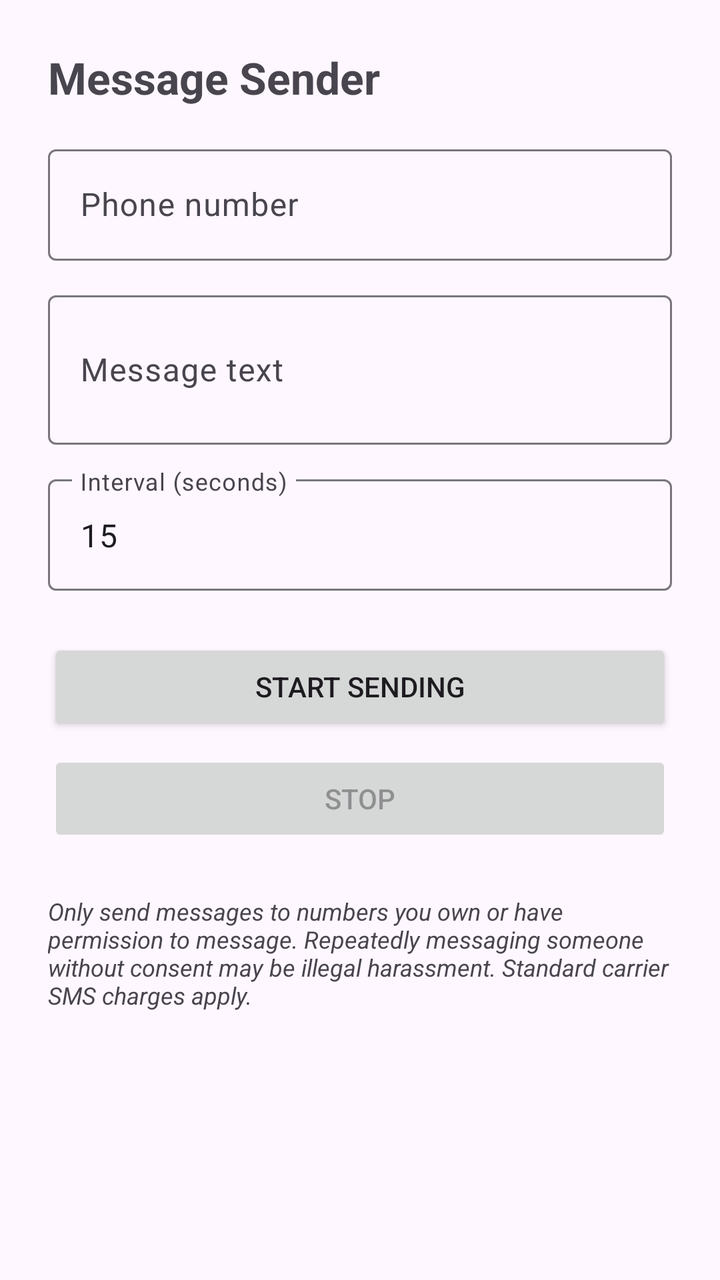
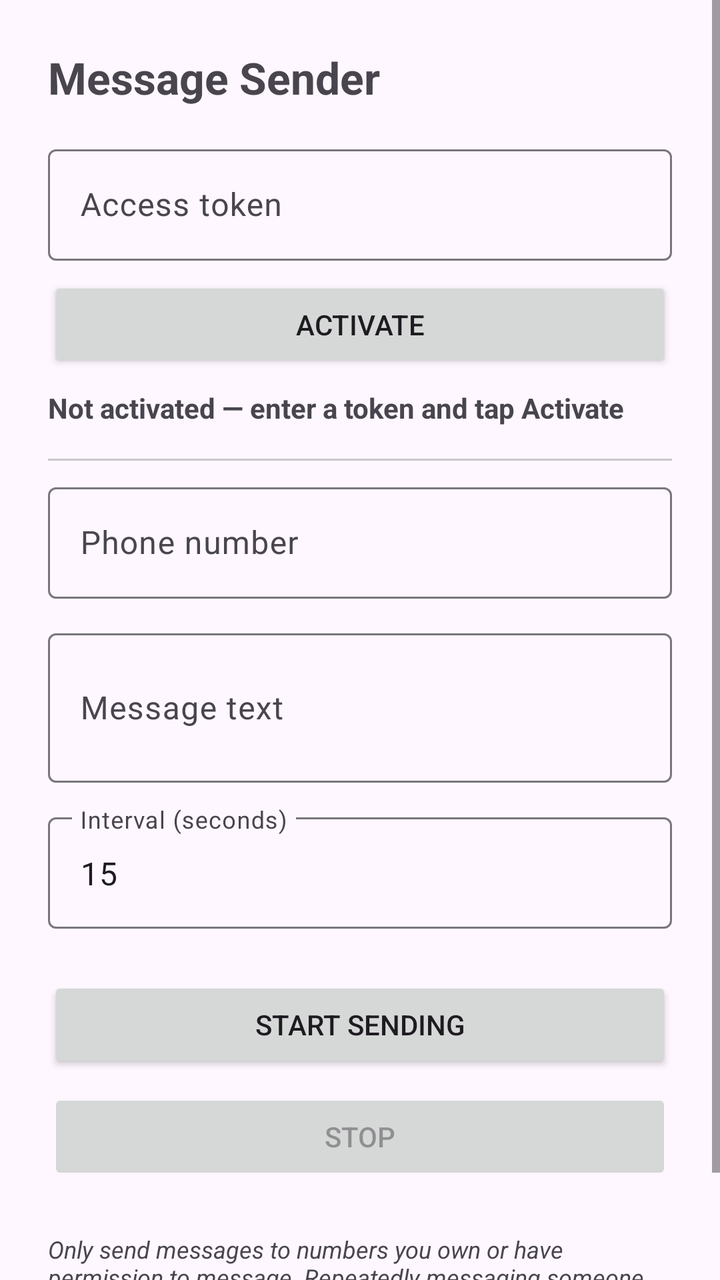

An Android layout rendered at two revisions. The XML below is the earlier revision; the diff shows what the commit changed to produce the second picture.
<!-- AndroidManifest.xml: application theme Theme.MessageSender -->
<!-- res/layout/activity_main.xml -->
<?xml version="1.0" encoding="utf-8"?>
<ScrollView xmlns:android="http://schemas.android.com/apk/res/android"
    android:layout_width="match_parent"
    android:layout_height="match_parent"
    android:fillViewport="true">

    <LinearLayout
        android:layout_width="match_parent"
        android:layout_height="wrap_content"
        android:orientation="vertical"
        android:padding="24dp">

        <TextView
            android:layout_width="match_parent"
            android:layout_height="wrap_content"
            android:text="@string/app_name"
            android:textSize="22sp"
            android:textStyle="bold"
            android:paddingBottom="16dp" />

        <com.google.android.material.textfield.TextInputLayout
            android:layout_width="match_parent"
            android:layout_height="wrap_content"
            android:hint="@string/hint_phone">

            <com.google.android.material.textfield.TextInputEditText
                android:id="@+id/editPhone"
                android:layout_width="match_parent"
                android:layout_height="wrap_content"
                android:inputType="phone" />
        </com.google.android.material.textfield.TextInputLayout>

        <com.google.android.material.textfield.TextInputLayout
            android:layout_width="match_parent"
            android:layout_height="wrap_content"
            android:layout_marginTop="12dp"
            android:hint="@string/hint_message">

            <com.google.android.material.textfield.TextInputEditText
                android:id="@+id/editMessage"
                android:layout_width="match_parent"
                android:layout_height="wrap_content"
                android:inputType="textMultiLine"
                android:minLines="2" />
        </com.google.android.material.textfield.TextInputLayout>

        <com.google.android.material.textfield.TextInputLayout
            android:layout_width="match_parent"
            android:layout_height="wrap_content"
            android:layout_marginTop="12dp"
            android:hint="@string/hint_interval">

            <com.google.android.material.textfield.TextInputEditText
                android:id="@+id/editInterval"
                android:layout_width="match_parent"
                android:layout_height="wrap_content"
                android:inputType="number"
                android:text="15" />
        </com.google.android.material.textfield.TextInputLayout>

        <Button
            android:id="@+id/buttonStart"
            android:layout_width="match_parent"
            android:layout_height="wrap_content"
            android:layout_marginTop="24dp"
            android:text="@string/start" />

        <Button
            android:id="@+id/buttonStop"
            android:layout_width="match_parent"
            android:layout_height="wrap_content"
            android:layout_marginTop="8dp"
            android:enabled="false"
            android:text="@string/stop" />

        <TextView
            android:layout_width="match_parent"
            android:layout_height="wrap_content"
            android:layout_marginTop="24dp"
            android:text="@string/disclaimer"
            android:textSize="12sp"
            android:textStyle="italic" />

    </LinearLayout>
</ScrollView>
<!-- resources referenced by this layout -->
<resources>
  <string name="app_name">Message Sender</string>
  <string name="disclaimer">Only send messages to numbers you own or have permission to message. Repeatedly messaging someone without consent may be illegal harassment. Standard carrier SMS charges apply.</string>
  <string name="hint_interval">Interval (seconds)</string>
  <string name="hint_message">Message text</string>
  <string name="hint_phone">Phone number</string>
  <string name="start">Start sending</string>
  <string name="stop">Stop</string>
  <style name="Theme.MessageSender" parent="Theme.Material3.DayNight.NoActionBar" />
</resources>

<!-- the commit's change to res/layout/activity_main.xml (unified diff, before → after) -->
@@ -17,6 +17,41 @@
             android:textSize="22sp"
             android:textStyle="bold"
             android:paddingBottom="16dp" />
+
+        
+        <com.google.android.material.textfield.TextInputLayout
+            android:layout_width="match_parent"
+            android:layout_height="wrap_content"
+            android:hint="@string/hint_token">
+
+            <com.google.android.material.textfield.TextInputEditText
+                android:id="@+id/editToken"
+                android:layout_width="match_parent"
+                android:layout_height="wrap_content"
+                android:inputType="textVisiblePassword" />
+        </com.google.android.material.textfield.TextInputLayout>
+
+        <Button
+            android:id="@+id/buttonActivate"
+            android:layout_width="match_parent"
+            android:layout_height="wrap_content"
+            android:layout_marginTop="8dp"
+            android:text="@string/activate" />
+
+        <TextView
+            android:id="@+id/textLicenseStatus"
+            android:layout_width="match_parent"
+            android:layout_height="wrap_content"
+            android:layout_marginTop="8dp"
+            android:layout_marginBottom="8dp"
+            android:text="@string/license_status_inactive"
+            android:textStyle="bold" />
+
+        <View
+            android:layout_width="match_parent"
+            android:layout_height="1dp"
+            android:layout_marginVertical="8dp"
+            android:background="#33000000" />
 
         <com.google.android.material.textfield.TextInputLayout
             android:layout_width="match_parent"
<!-- resource entries referenced after the edit -->
@@ -1,10 +1,13 @@
 <!-- resources referenced by this layout -->
 <resources>
+  <string name="activate">Activate</string>
   <string name="app_name">Message Sender</string>
   <string name="disclaimer">Only send messages to numbers you own or have permission to message. Repeatedly messaging someone without consent may be illegal harassment. Standard carrier SMS charges apply.</string>
   <string name="hint_interval">Interval (seconds)</string>
   <string name="hint_message">Message text</string>
   <string name="hint_phone">Phone number</string>
+  <string name="hint_token">Access token</string>
+  <string name="license_status_inactive">Not activated — enter a token and tap Activate</string>
   <string name="start">Start sending</string>
   <string name="stop">Stop</string>
   <style name="Theme.MessageSender" parent="Theme.Material3.DayNight.NoActionBar" />
